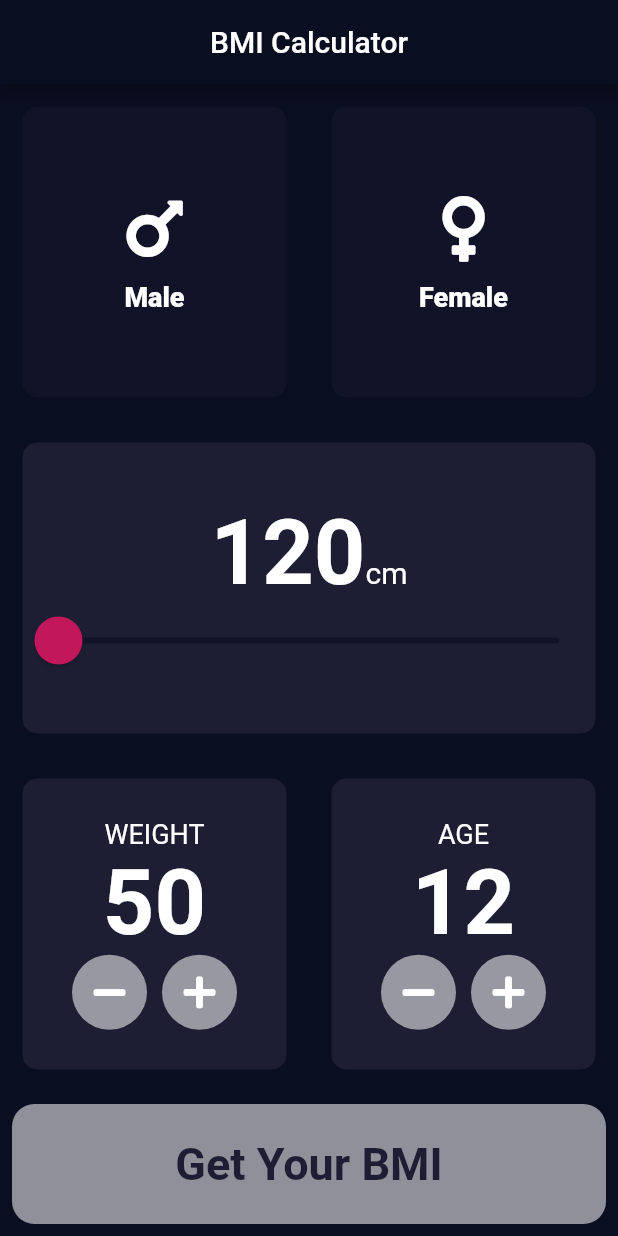
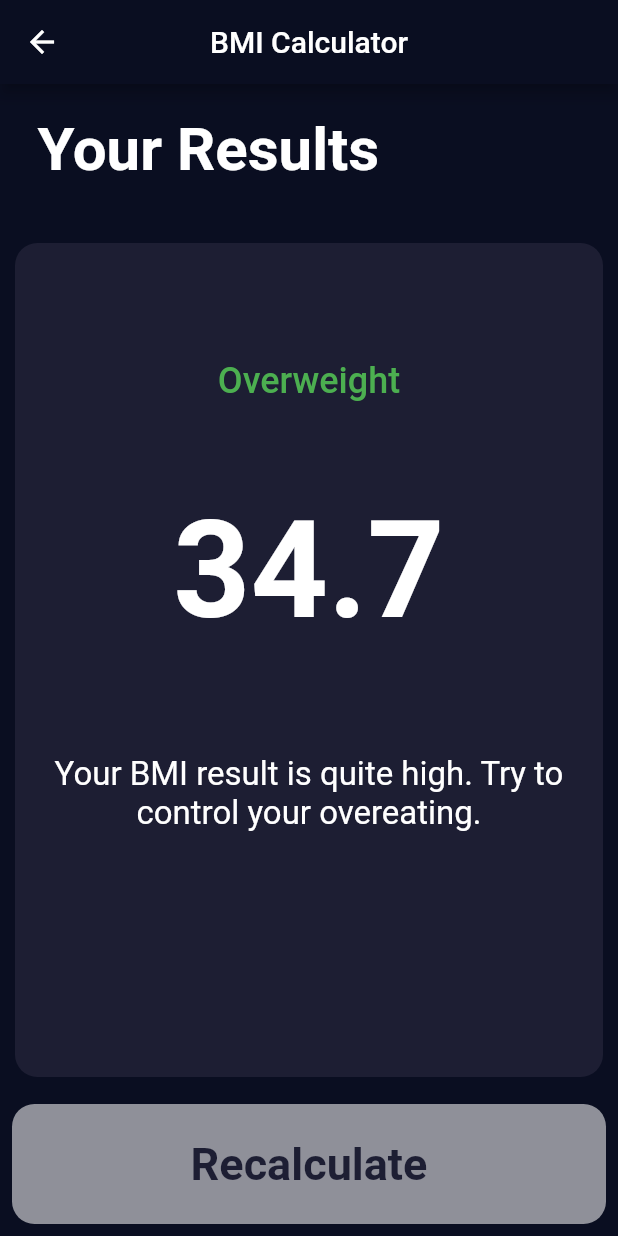
Before and after one commit to Wadoodjamal/BMI-Calculator, a Flutter app: the screen it shows after launch, after a tap on "Get Your BMI", on a phone screen of 412 x 824 dp. Run offline on Flutter 3.47's test engine with Material 2 defaults, Android fonts, the phone set to English and light mode, and no system bars; our stand-ins replace font_awesome_flutter.

Commit message:
Added Result page and Navigation

```diff
--- /dev/null
+++ b/lib/calculate_bmi.dart
@@ -0,0 +1,34 @@
+import 'dart:math';
+
+class CalculateBMI {
+  double? _bmi;
+
+  String getResultValue(int height, int weight) {
+    _bmi = weight / pow(height / 100, 2);
+    return _bmi!.toStringAsFixed(1);
+  }
+
+  String getResultText() {
+    String result = '';
+    if (_bmi! < 18.5) {
+      result = 'UnderWeight';
+    } else if (_bmi! >= 18.5 && _bmi! <= 24.9) {
+      result = 'Normal Weight';
+    } else {
+      result = 'Overweight';
+    }
+    return result;
+  }
+
+  String getResultInterpretation() {
+    String result = '';
+    if (_bmi! < 18.5) {
+      result = 'Your BMI result is quite low. Eat more and healthy food.';
+    } else if (_bmi! >= 18.5 && _bmi! <= 24.9) {
+      result = 'Your BMI result is perfect. Your body is perfectly healthy.';
+    } else {
+      result = 'Your BMI result is quite high. Try to control your overeating.';
+    }
+    return result;
+  }
+}
--- /dev/null
+++ b/lib/components/bottomContainerButton.dart
@@ -0,0 +1,33 @@
+import 'package:flutter/material.dart';
+import 'package:bmi_calculator/constants.dart';
+
+class BottomContainerButton extends StatelessWidget {
+  BottomContainerButton({
+    this.onPress,
+    @required this.text,
+  });
+
+  final VoidCallback? onPress;
+  final String? text;
+
+  @override
+  Widget build(BuildContext context) {
+    return TextButton(
+      onPressed: onPress,
+      child: Container(
+        height: kbottomContainerHeight,
+        width: double.infinity,
+        child: Center(
+          child: Text(
+            text.toString(),
+            style: kbottomContainerTextStyle,
+          ),
+        ),
+        decoration: BoxDecoration(
+          color: kbottomContainerColor,
+          borderRadius: BorderRadius.all(Radius.circular(15.0)),
+        ),
+      ),
+    );
+  }
+}
--- a/lib/icon_card.dart
+++ b/lib/components/icon_card.dart
@@ -1,5 +1,5 @@
 import 'package:flutter/material.dart';
-import 'constants.dart';
+import 'package:bmi_calculator/constants.dart';
 
 class IconCard extends StatelessWidget {
   IconCard({@required this.icon, @required this.text});
--- /dev/null
+++ b/lib/components/resultTitleWidget.dart
@@ -0,0 +1,18 @@
+import 'package:flutter/material.dart';
+
+class YourResultTitleWidget extends StatelessWidget {
+  @override
+  Widget build(BuildContext context) {
+    return Container(
+      width: double.infinity,
+      padding: EdgeInsets.only(top: 20.0, left: 25.0),
+      child: Text(
+        'Your Results',
+        style: TextStyle(
+          fontSize: 40.0,
+          fontWeight: FontWeight.bold,
+        ),
+      ),
+    );
+  }
+}
--- /dev/null
+++ b/lib/components/result_text_widget.dart
@@ -0,0 +1,17 @@
+import 'package:flutter/material.dart';
+
+class ResultTextWidget extends StatelessWidget {
+  ResultTextWidget({@required this.resultText, this.textStyle});
+
+  final String? resultText;
+  final TextStyle? textStyle;
+
+  @override
+  Widget build(BuildContext context) {
+    return Text(
+      resultText.toString(),
+      style: textStyle,
+      textAlign: TextAlign.center,
+    );
+  }
+}
--- /dev/null
+++ b/lib/components/round_shape_button.dart
@@ -0,0 +1,23 @@
+import 'package:flutter/material.dart';
+
+class CustomRoundShapeButtons extends StatelessWidget {
+  CustomRoundShapeButtons({@required this.onPress, @required this.icon});
+
+  final VoidCallback? onPress;
+  final IconData? icon;
+
+  @override
+  Widget build(BuildContext context) {
+    return RawMaterialButton(
+      onPressed: onPress,
+      elevation: 0.0,
+      fillColor: Colors.white54,
+      shape: CircleBorder(),
+      child: Icon(icon),
+      constraints: BoxConstraints(
+        minHeight: 50.0,
+        minWidth: 50.0,
+      ),
+    );
+  }
+}
--- a/lib/constants.dart
+++ b/lib/constants.dart
@@ -15,3 +15,26 @@ const kheightTextStyle = TextStyle(
   fontSize: 60.0,
   fontWeight: FontWeight.bold,
 );
+
+const kbottomContainerTextStyle = TextStyle(
+  color: kactiveCardColor,
+  fontSize: 30.0,
+  fontWeight: FontWeight.bold,
+);
+
+const kresultTextTextStyle = TextStyle(
+  fontSize: 24.0,
+  color: Colors.green,
+  fontWeight: FontWeight.w500,
+);
+
+const kresultValueTextStyle = TextStyle(
+  fontSize: 90.0,
+  color: Colors.white,
+  fontWeight: FontWeight.bold,
+);
+
+const kresultDescriptionTextStyle = TextStyle(
+  fontSize: 22.0,
+  color: Colors.white,
+);
--- a/lib/main.dart
+++ b/lib/main.dart
@@ -1,4 +1,4 @@
-import 'input_page.dart';
+import 'package:bmi_calculator/screens/input_page.dart';
 import 'package:flutter/material.dart';
 
 void main() {
--- a/lib/input_page.dart
+++ b/lib/screens/input_page.dart
@@ -1,8 +1,12 @@
+import 'package:bmi_calculator/calculate_bmi.dart';
 import 'package:flutter/material.dart';
-import 'icon_card.dart';
-import 'reusable_card.dart';
+import 'package:bmi_calculator/components/icon_card.dart';
+import 'package:bmi_calculator/components/reusable_card.dart';
 import 'package:font_awesome_flutter/font_awesome_flutter.dart';
-import 'constants.dart';
+import 'package:bmi_calculator/constants.dart';
+import 'results_page.dart';
+import 'package:bmi_calculator/components/round_shape_button.dart';
+import 'package:bmi_calculator/components/bottomContainerButton.dart';
 
 // Enum for determinig gender of the person
 enum Gender {
@@ -230,51 +234,23 @@ class _InputPageState extends State<InputPage> {
             ),
           ),
           //BMI Submit button
-          TextButton(
-            onPressed: () {},
-            child: Container(
-              height: kbottomContainerHeight,
-              width: double.infinity,
-              child: Center(
-                child: Text(
-                  'Get Your BMI',
-                  style: TextStyle(
-                    color: kactiveCardColor,
-                    fontSize: 30.0,
-                    fontWeight: FontWeight.bold,
-                  ),
-                ),
-              ),
-              decoration: BoxDecoration(
-                color: kbottomContainerColor,
-                borderRadius: BorderRadius.all(Radius.circular(15.0)),
-              ),
-            ),
+          BottomContainerButton(
+            text: 'Get Your BMI',
+            onPress: () {
+              CalculateBMI calculate = CalculateBMI();
+
+              Navigator.push(
+                  context,
+                  MaterialPageRoute(
+                      builder: (context) => ResultsPage(
+                            valueText: calculate.getResultValue(height, weight),
+                            desciptionText: calculate.getResultInterpretation(),
+                            resultText: calculate.getResultText(),
+                          )));
+            },
           ),
         ],
       ),
     );
   }
 }
-
-class CustomRoundShapeButtons extends StatelessWidget {
-  CustomRoundShapeButtons({@required this.onPress, @required this.icon});
-
-  final VoidCallback? onPress;
-  final IconData? icon;
-
-  @override
-  Widget build(BuildContext context) {
-    return RawMaterialButton(
-      onPressed: onPress,
-      elevation: 0.0,
-      fillColor: Colors.white54,
-      shape: CircleBorder(),
-      child: Icon(icon),
-      constraints: BoxConstraints(
-        minHeight: 50.0,
-        minWidth: 50.0,
-      ),
-    );
-  }
-}
--- /dev/null
+++ b/lib/screens/results_page.dart
@@ -0,0 +1,90 @@
+import 'package:bmi_calculator/components/bottomContainerButton.dart';
+import 'package:bmi_calculator/components/resultTitleWidget.dart';
+import 'package:bmi_calculator/constants.dart';
+import 'package:flutter/widgets.dart';
+import 'package:flutter/material.dart';
+import 'package:bmi_calculator/components/result_text_widget.dart';
+
+class ResultsPage extends StatelessWidget {
+  ResultsPage(
+      {@required this.desciptionText,
+      @required this.resultText,
+      @required this.valueText});
+
+  final String? resultText;
+  final String? valueText;
+  final String? desciptionText;
+
+  @override
+  Widget build(BuildContext context) {
+    return Scaffold(
+      appBar: AppBar(
+        title: Text(
+          'BMI Calculator',
+        ),
+        centerTitle: true,
+      ),
+      body: Column(
+        children: [
+          //Result header
+          Expanded(
+            child: YourResultTitleWidget(),
+          ),
+          //Result card widget which contains the result, value and info
+          //
+          Expanded(
+            flex: 6,
+            child: Container(
+              padding: EdgeInsets.all(8.0),
+              decoration: BoxDecoration(
+                color: kactiveCardColor,
+                borderRadius: BorderRadius.circular(15.0),
+              ),
+              margin: EdgeInsets.all(10.0),
+              child: Column(
+                crossAxisAlignment: CrossAxisAlignment.stretch,
+                children: [
+                  //Result Text Widget.
+                  Padding(
+                    padding: EdgeInsets.only(
+                      top: 70.0,
+                    ),
+                    child: Center(
+                      child: ResultTextWidget(
+                        resultText: resultText,
+                        textStyle: kresultTextTextStyle,
+                      ),
+                    ),
+                  ),
+                  //Result Value Widget
+                  Padding(
+                    padding: EdgeInsets.only(top: 60.0),
+                    child: Center(
+                      child: ResultTextWidget(
+                        resultText: valueText,
+                        textStyle: kresultValueTextStyle,
+                      ),
+                    ),
+                  ),
+                  Padding(
+                    padding: EdgeInsets.only(top: 70.0),
+                    child: ResultTextWidget(
+                      resultText: desciptionText,
+                      textStyle: kresultDescriptionTextStyle,
+                    ),
+                  ),
+                ],
+              ),
+            ),
+          ),
+          //Bottom Conatiner Button to navigate back to the previous page
+          BottomContainerButton(
+              text: 'Recalculate',
+              onPress: () {
+                Navigator.pop(context);
+              })
+        ],
+      ),
+    );
+  }
+}
```
Also changed, not shown: lib/components/reusable_card.dart (renamed from lib/reusable_card.dart).
